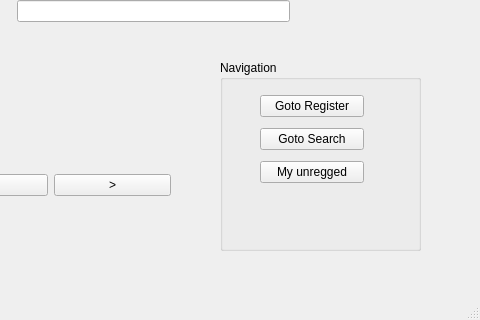
Old version of the form chemReg/searchchem.ui in the repository dahlbma/scarab_tornado; both pictures show x 720 to 1200 and y 480 to 800 of the 1200 by 800 pixel window.
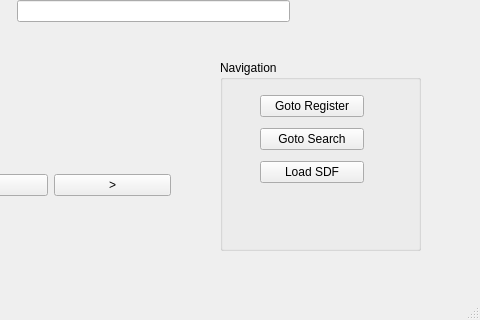
New version of the form.

Commit message: Load SDF

```diff
--- a/chemReg/searchchem.ui
+++ b/chemReg/searchchem.ui
@@ -603,7 +603,7 @@
       <item>
        <widget class="QPushButton" name="myunregged_btn">
         <property name="text">
-         <string>My unregged</string>
+         <string>Load SDF</string>
         </property>
        </widget>
       </item>
```
Left out of the diff: 2 changed lines with no effect on the pictures. The commit also changes 1 other file.
